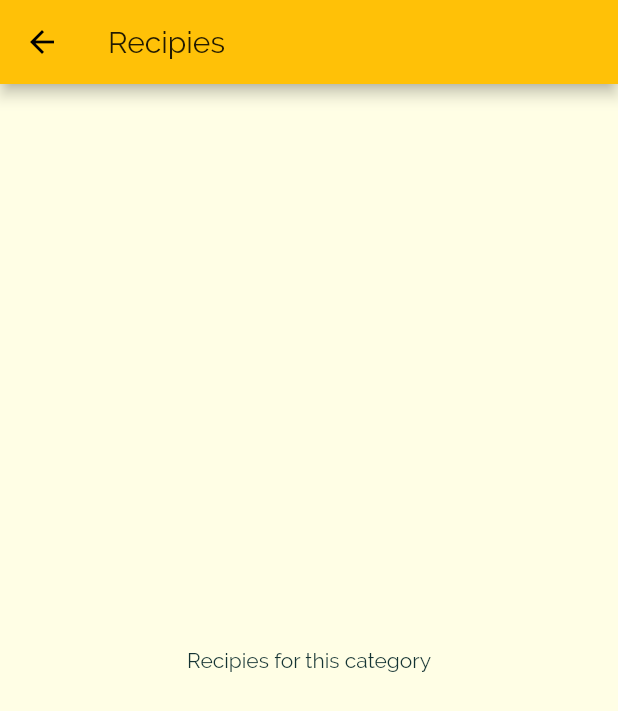
After one commit to cSharpieDart/flutter_mealsApp, a Flutter app: the screen it shows after launch, after a tap on "Italian", on a phone screen of 412 x 824 dp. The commit adds this screen. Shown: the top 711 px of the screen. Run offline on Flutter 3.47's test engine with Material 2 defaults, Android fonts, the phone set to English and light mode, and no system bars.

Commit message:
added initial page navigation

```diff
--- a/lib/category_item.dart
+++ b/lib/category_item.dart
@@ -1,4 +1,5 @@
 import 'package:flutter/material.dart';
+import 'package:meals_app/category_meals_screen.dart';
 
 class CategoryItem extends StatelessWidget {
   final String title;
@@ -9,9 +10,25 @@ class CategoryItem extends StatelessWidget {
     this.color,
   );
 
+  //allows navigation to a new page. Material page route is important, you feed the builder the widget
+  //you want to move to here
+  void selectCategory(BuildContext context) {
+    Navigator.of(context).push(
+      MaterialPageRoute(
+        builder: (context) {
+          return CategoryMealsScreen();
+        },
+      ),
+    );
+  }
+
   @override
   Widget build(BuildContext context) {
-    return Container(
+    return InkWell(
+      onTap: () => selectCategory(context),
+      splashColor: Theme.of(context).primaryColor,
+      borderRadius: BorderRadius.circular(15),
+      child: Container(
         padding: const EdgeInsets.all(10),
         child: Text(
           title,
@@ -28,6 +45,7 @@ class CategoryItem extends StatelessWidget {
           ),
           borderRadius: BorderRadius.circular(12),
         ),
+      ),
     );
   }
 }
--- /dev/null
+++ b/lib/category_meals_screen.dart
@@ -0,0 +1,17 @@
+import 'package:flutter/material.dart';
+
+class CategoryMealsScreen extends StatelessWidget {
+  @override
+  Widget build(BuildContext context) {
+    return Scaffold(
+      appBar: AppBar(
+        title: Text("Recipies"),
+      ),
+      body: Center(
+        child: Text(
+          "Recipies for this category",
+        ),
+      ),
+    );
+  }
+}
```
Lines whose indentation alone changed are shown as unchanged.
